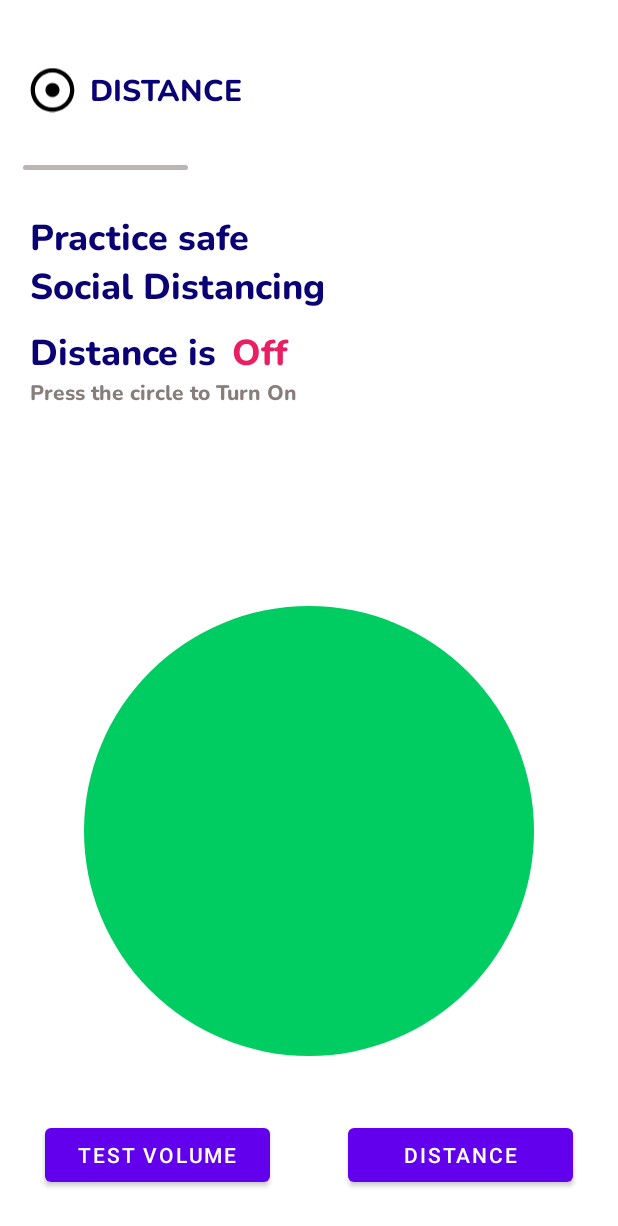
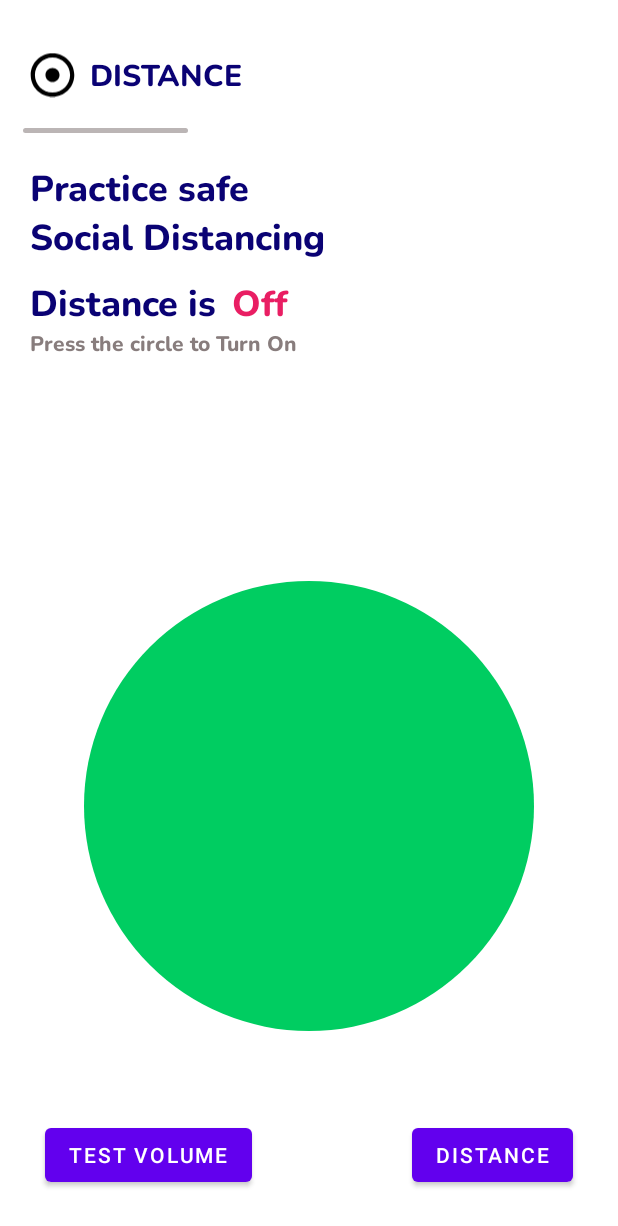
Before and after one commit to BharathJawahar/Distance-app, an Android app: the screen it shows after launch (MainActivity), on a phone screen of 412 x 824 dp. Shown: the top 1226 px of the screen. Run offline under Robolectric (Android 15) with nearby library versions, the phone set to English and light mode, and no system bars.

Commit message:
First UI Version

```diff
--- a/app/src/main/res/layout/activity_main.xml
+++ b/app/src/main/res/layout/activity_main.xml
@@ -20,7 +20,7 @@
             android:layout_width="30dp"
             android:layout_height="40dp"
             android:layout_marginStart="20dp"
-            android:layout_marginTop="40dp"
+            android:layout_marginTop="30dp"
             app:layout_constraintStart_toStartOf="parent"
             app:layout_constraintTop_toTopOf="parent"
             app:srcCompat="@drawable/ic_dot_circle_regular" />
@@ -42,7 +42,7 @@
             android:id="@+id/textView2"
             android:layout_width="200dp"
             android:layout_height="wrap_content"
-            android:layout_marginTop="28dp"
+            android:layout_marginTop="20dp"
             android:fontFamily="@font/nunito_extrabold"
             android:text="Practice safe Social Distancing"
             android:textColor="#0A0274"
@@ -55,7 +55,7 @@
             android:layout_width="110dp"
             android:layout_height="03dp"
             android:layout_marginStart="15dp"
-            android:layout_marginTop="30dp"
+            android:layout_marginTop="15dp"
             android:background="@drawable/line"
             app:layout_constraintStart_toStartOf="parent"
             app:layout_constraintTop_toBottomOf="@+id/logo"
@@ -111,7 +111,7 @@
 
         <Button
             android:id="@+id/button"
-            android:layout_width="150dp"
+            android:layout_width="wrap_content"
             android:layout_height="wrap_content"
             android:layout_marginEnd="30dp"
             android:layout_marginBottom="30dp"
@@ -121,7 +121,7 @@
 
         <Button
             android:id="@+id/button2"
-            android:layout_width="150dp"
+            android:layout_width="wrap_content"
             android:layout_height="wrap_content"
             android:layout_marginStart="30dp"
             android:layout_marginBottom="30dp"
@@ -132,7 +132,7 @@
 
     <androidx.constraintlayout.widget.ConstraintLayout
         android:layout_width="match_parent"
-        android:layout_height="381dp"
+        android:layout_height="415dp"
         android:layout_marginBottom="1dp"
         app:layout_constraintBottom_toTopOf="@+id/constraintLayout"
         app:layout_constraintEnd_toEndOf="parent"
```
